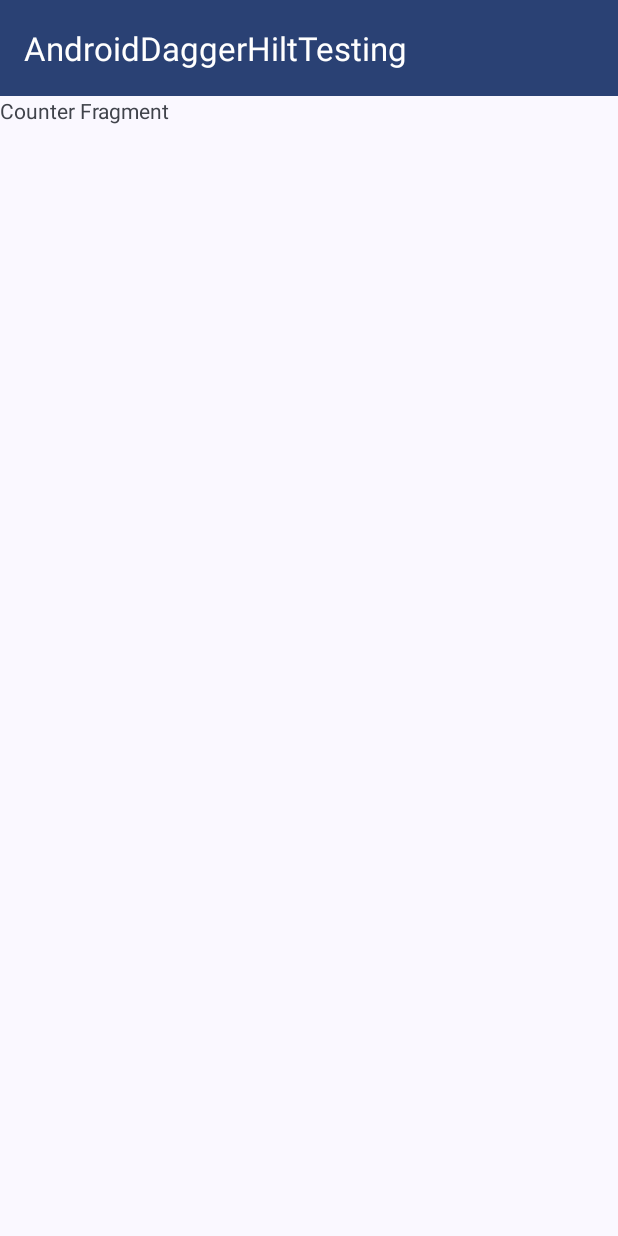
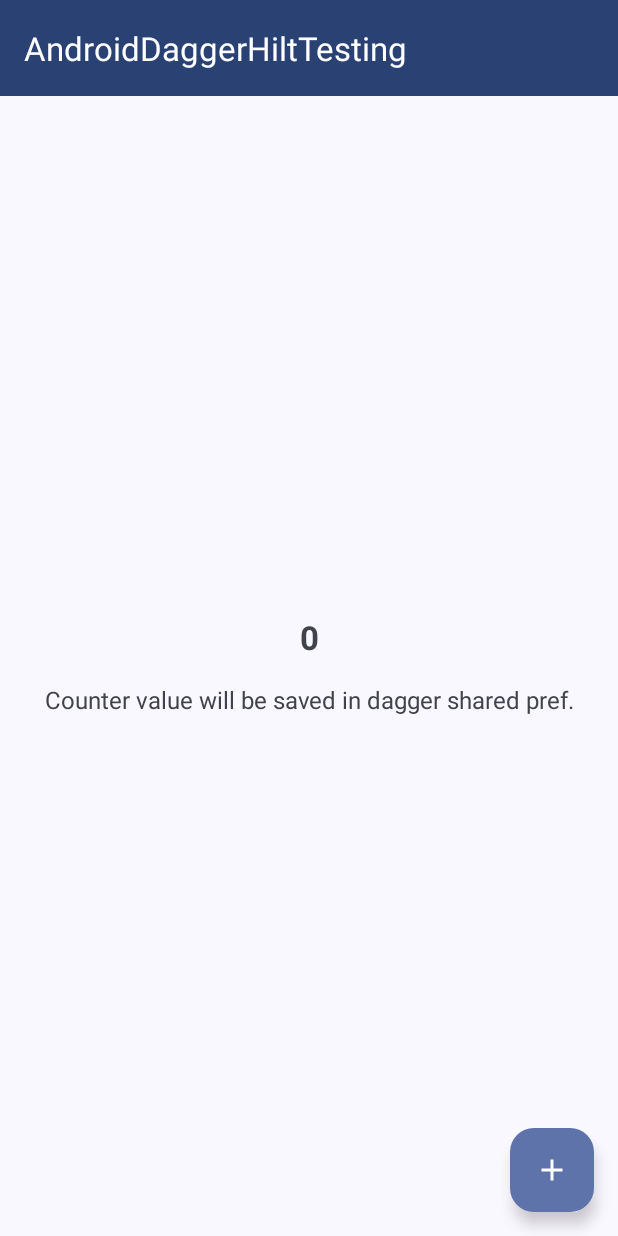
Before and after one commit to DevThurain/DaggerHiltTesting, an Android app: the screen it shows after launch (MainActivity), on a phone screen of 412 x 824 dp. Run offline under Robolectric (Android 15) with nearby library versions, the phone set to English and light mode, and no system bars; our stand-ins replace Dagger/Hilt's generated code, navigation-ui; libraries missing offline, so code that uses them is left out: com.mikepenz.materialdrawer; plain views replace MaterialDrawerSliderView; 6 statements that could not run were skipped.

Commit message:
Add Counter UI

```diff
--- a/app/src/main/java/com/thurainx/androiddaggerhilttesting/DaggerTestingApp.kt
+++ b/app/src/main/java/com/thurainx/androiddaggerhilttesting/DaggerTestingApp.kt
@@ -10,7 +10,6 @@ class DaggerTestingApp : Application() {
     override fun onCreate() {
         super.onCreate()
         DynamicColors.applyToActivitiesIfAvailable(this)
-
     }
 
 }
--- a/app/src/main/java/com/thurainx/androiddaggerhilttesting/MainActivity.kt
+++ b/app/src/main/java/com/thurainx/androiddaggerhilttesting/MainActivity.kt
@@ -11,6 +11,8 @@ import android.util.Log
 import android.view.View
 import android.view.ViewTreeObserver
 import android.view.animation.AnticipateInterpolator
+import android.widget.CompoundButton
+import android.widget.RadioGroup.OnCheckedChangeListener
 import android.widget.Toast
 import androidx.activity.ComponentActivity
 import androidx.activity.OnBackPressedCallback
@@ -23,9 +25,11 @@ import androidx.navigation.fragment.NavHostFragment
 import androidx.navigation.ui.AppBarConfiguration
 import androidx.navigation.ui.setupActionBarWithNavController
 import com.google.android.material.color.DynamicColors
+import com.mikepenz.materialdrawer.holder.StringHolder
 import com.mikepenz.materialdrawer.model.NavigationDrawerItem
 import com.mikepenz.materialdrawer.model.PrimaryDrawerItem
 import com.mikepenz.materialdrawer.model.ProfileDrawerItem
+import com.mikepenz.materialdrawer.model.ToggleDrawerItem
 import com.mikepenz.materialdrawer.model.interfaces.descriptionText
 import com.mikepenz.materialdrawer.model.interfaces.iconRes
 import com.mikepenz.materialdrawer.model.interfaces.nameText
@@ -130,7 +134,8 @@ class MainActivity : AppCompatActivity(), MainView {
                         iconRes = R.drawable.ic_test;
                         nameText = "Testing Two";
                         identifier = 3;
-                        isSelectable = true
+                        isSelectable = true;
+                        isSelectedBackgroundAnimated = true;
                     }),
             )
             setSavedInstance(savedInstanceState)
@@ -180,12 +185,12 @@ class MainActivity : AppCompatActivity(), MainView {
 
     }
 
-//    override fun onSaveInstanceState(_outState: Bundle) {
-//        var outState = _outState
-//        //add the values which need to be saved from the drawer to the bundle
-//        outState = binding.slider.saveInstanceState(outState)
-//        super.onSaveInstanceState(outState)
-//    }
+    override fun onSaveInstanceState(_outState: Bundle) {
+        var outState = _outState
+        //add the values which need to be saved from the drawer to the bundle
+        outState = binding.slider.saveInstanceState(outState)
+        super.onSaveInstanceState(outState)
+    }
 
     private fun setUpBackPressed() {
         onBackPressedDispatcher.addCallback(this, object : OnBackPressedCallback(true) {
--- a/app/src/main/java/com/thurainx/androiddaggerhilttesting/features/CounterPreferenceActivity.kt
+++ b/app/src/main/java/com/thurainx/androiddaggerhilttesting/features/CounterPreferenceActivity.kt
@@ -20,17 +20,17 @@ class CounterPreferenceActivity : AppCompatActivity() {
         binding = ActivityCounterPreferenceBinding.inflate(layoutInflater)
         setContentView(binding.root)
 
-        setUpListeners()
+//        setUpListeners()
     }
 
-    private fun setUpListeners(){
-        binding.tvCounter.text = mPref.getInt("count").toString()
-        binding.fabCounterAdd.setOnClickListener {
-            val count = mPref.getInt("count")
-            mPref.saveInt("count",count + 1)
-
-            val count2 = mPref.getInt("count")
-            binding.tvCounter.text = count2.toString()
-        }
-    }
+//    private fun setUpListeners(){
+//        binding.tvCounter.text = mPref.getInt("count").toString()
+//        binding.fabCounterAdd.setOnClickListener {
+//            val count = mPref.getInt("count")
+//            mPref.saveInt("count",count + 1)
+//
+//            val count2 = mPref.getInt("count")
+//            binding.tvCounter.text = count2.toString()
+//        }
+//    }
 }
--- a/app/src/main/java/com/thurainx/androiddaggerhilttesting/fragments/CounterFragment.kt
+++ b/app/src/main/java/com/thurainx/androiddaggerhilttesting/fragments/CounterFragment.kt
@@ -8,8 +8,11 @@ import android.view.View
 import android.view.ViewGroup
 import com.thurainx.androiddaggerhilttesting.R
 import com.thurainx.androiddaggerhilttesting.databinding.FragmentCounterBinding
+import com.thurainx.androiddaggerhilttesting.mvp.views.MainView
+import com.thurainx.androiddaggerhilttesting.utils.SharedPreferenceUtils
 import dagger.hilt.android.AndroidEntryPoint
 import dagger.hilt.android.scopes.FragmentScoped
+import javax.inject.Inject
 
 // TODO: Rename parameter arguments, choose names that match
 // the fragment initialization parameters, e.g. ARG_ITEM_NUMBER
@@ -21,11 +24,14 @@ private const val ARG_PARAM2 = "param2"
  * Use the [CounterFragment.newInstance] factory method to
  * create an instance of this fragment.
  */
-
-class CounterFragment : Fragment() {
+@AndroidEntryPoint
+class CounterFragment : Fragment(){
     // TODO: Rename and change types of parameters
     private var param1: String? = null
     private var param2: String? = null
+
+    @Inject
+    lateinit var mPref: SharedPreferenceUtils
 
     private var binding: FragmentCounterBinding? = null
 
@@ -48,6 +54,18 @@ class CounterFragment : Fragment() {
 
     override fun onViewCreated(view: View, savedInstanceState: Bundle?) {
         super.onViewCreated(view, savedInstanceState)
+        setUpListeners()
+    }
+
+    private fun setUpListeners(){
+        binding?.tvCounter?.text = mPref.getInt("count").toString()
+        binding?.fabCounterAdd?.setOnClickListener {
+            val count = mPref.getInt("count")
+            mPref.saveInt("count",count + 1)
+
+            val count2 = mPref.getInt("count")
+            binding?.tvCounter?.text = count2.toString()
+        }
     }
 
     override fun onStart() {
--- a/app/src/main/res/layout/fragment_counter.xml
+++ b/app/src/main/res/layout/fragment_counter.xml
@@ -1,14 +1,48 @@
 <?xml version="1.0" encoding="utf-8"?>
-<FrameLayout xmlns:android="http://schemas.android.com/apk/res/android"
+<RelativeLayout xmlns:android="http://schemas.android.com/apk/res/android"
     xmlns:tools="http://schemas.android.com/tools"
     android:layout_width="match_parent"
     android:layout_height="match_parent"
     tools:context=".fragments.CounterFragment">
 
-    <!-- TODO: Update blank fragment layout -->
-    <TextView
+    <LinearLayout
         android:layout_width="match_parent"
-        android:layout_height="match_parent"
-        android:text="Counter Fragment" />
+        android:layout_height="wrap_content"
+        android:layout_centerInParent="true"
+        android:orientation="vertical">
 
-</FrameLayout>
+        <TextView
+            android:id="@+id/tvCounter"
+            android:layout_width="match_parent"
+            android:layout_height="wrap_content"
+            android:textAlignment="center"
+            android:text="0"
+            android:textStyle="bold"
+            android:textSize="22sp"
+            />
+
+        <TextView
+            android:id="@+id/lblCounterInfo"
+            android:layout_width="match_parent"
+            android:layout_height="wrap_content"
+            android:layout_marginTop="16dp"
+            android:textAlignment="center"
+            android:text="Counter value will be saved in dagger shared pref."
+            android:textSize="16sp"
+            />
+
+    </LinearLayout>
+
+
+    <com.google.android.material.floatingactionbutton.FloatingActionButton
+        android:id="@+id/fabCounterAdd"
+        android:layout_width="wrap_content"
+        android:layout_height="wrap_content"
+        android:layout_alignParentBottom="true"
+        android:layout_alignParentRight="true"
+        android:layout_margin="16dp"
+        android:tooltipText="Add"
+        android:src="@drawable/ic_add"/>
+
+
+</RelativeLayout>
--- a/app/src/main/res/values-night-v31/themes.xml
+++ b/app/src/main/res/values-night-v31/themes.xml
@@ -28,10 +28,11 @@
         <item name="colorSecondaryVariant">@color/teal_200</item>
         <item name="colorOnSecondary">@color/black</item>
         <!-- Status bar color. -->
+        <item name="android:navigationBarColor">?colorSurface</item>
         <!-- Customize your theme here. -->
 
         <!-- Splash Animation -->
-        <item name="android:windowSplashScreenBackground">#03A9F4</item>
+        <item name="android:windowSplashScreenBackground">?colorSurface</item>
         <item name="android:windowSplashScreenAnimationDuration">2000</item>
         <item name="android:windowSplashScreenAnimatedIcon">@drawable/avd_logo</item>
 
--- a/app/src/main/res/values-v31/themes.xml
+++ b/app/src/main/res/values-v31/themes.xml
@@ -30,10 +30,12 @@
         <item name="colorSecondary">@color/teal_200</item>
         <item name="colorSecondaryVariant">@color/teal_700</item>
         <item name="colorOnSecondary">@color/black</item>
+        <!-- Status bar color. -->
+        <item name="android:navigationBarColor">?colorSurface</item>
         <!-- Customize your theme here. -->
 
         <!-- Splash Animation -->
-        <item name="android:windowSplashScreenBackground">#03A9F4</item>
+        <item name="android:windowSplashScreenBackground">?colorSurface</item>
         <item name="android:windowSplashScreenAnimationDuration">2000</item>
         <item name="android:windowSplashScreenAnimatedIcon">@drawable/avd_logo</item>
 
```
